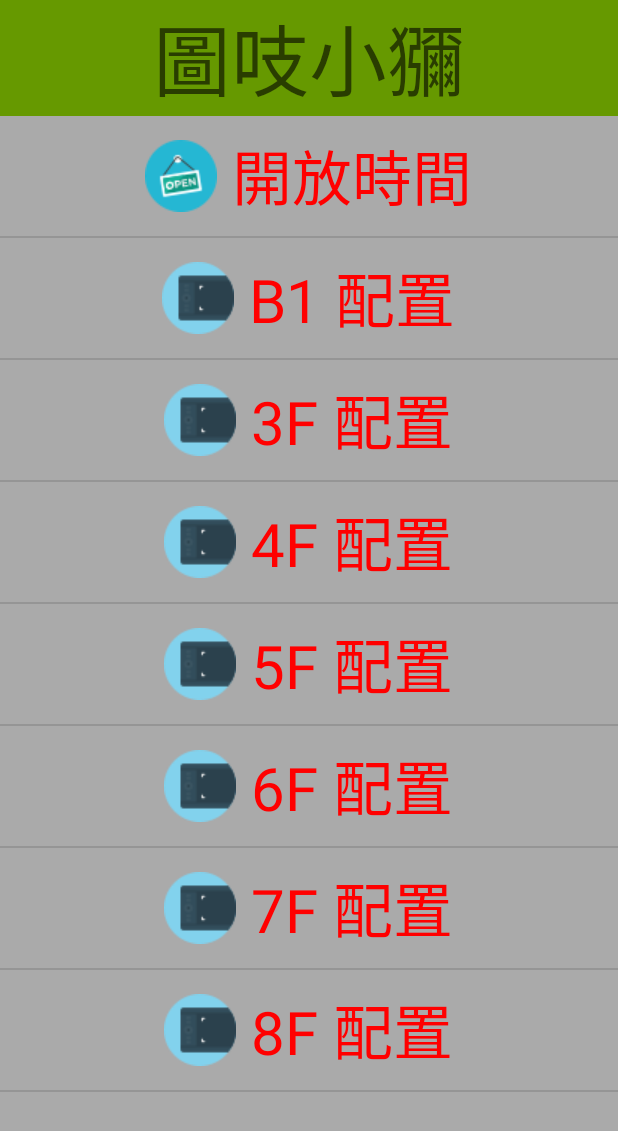
After one commit to kevinsagen47/zenbo-qa-service, an Android app: the FloorLayout screen opened directly, with no data from a screen before it, on a phone screen of 412 x 824 dp. The commit adds this screen. Shown: the top 1131 px of the screen. Run offline under Robolectric (Android 15) with nearby library versions, the phone set to English and light mode, and no system bars; libraries missing offline, so code that uses them is left out: com.asus.robotframework; 2 statements that could not run were skipped.

Commit message:
create floor activity

```diff
--- a/app/build.gradle
+++ b/app/build.gradle
@@ -35,7 +35,8 @@ dependencies {
     androidTestImplementation 'androidx.test.espresso:espresso-core:3.2.0'
     implementation 'com.google.android.material:material:1.1.0'
     implementation 'com.android.support:multidex:1.0.3'
-    implementation files('libs/poishadow-all.jar')
+    /** https://github.com/centic9/poi-on-android/releases */
+    implementation files('libs/poishadow-all-0.6.jar')
     implementation project(':RobotActivityLibrary')
     api files('../ZenboSDK/ZenboSDK.jar')
 }
--- /dev/null
+++ b/app/src/main/java/org/hopto/dklis/zenbo_qa_service/FloorLayout.java
@@ -0,0 +1,367 @@
+package org.hopto.dklis.zenbo_qa_service;
+
+import androidx.appcompat.app.AppCompatActivity;
+
+import android.annotation.SuppressLint;
+import android.content.Intent;
+import android.content.res.Configuration;
+import android.content.res.TypedArray;
+import android.graphics.Color;
+import android.os.Bundle;
+import android.util.Log;
+import android.view.Gravity;
+import android.view.View;
+import android.view.ViewGroup;
+import android.widget.AdapterView;
+import android.widget.LinearLayout;
+import android.widget.ListView;
+import android.widget.SimpleAdapter;
+import android.widget.TextView;
+import android.widget.Toast;
+
+import com.asus.robotframework.API.RobotCallback;
+import com.asus.robotframework.API.RobotCmdState;
+import com.asus.robotframework.API.RobotCommand;
+import com.asus.robotframework.API.RobotErrorCode;
+import com.robot.asus.robotactivity.RobotActivity;
+
+import org.json.JSONObject;
+
+import java.util.ArrayList;
+import java.util.HashMap;
+import java.util.List;
+import java.util.Locale;
+import java.util.Map;
+
+// public class FloorLayout extends AppCompatActivity {
+public class FloorLayout extends RobotActivity {
+    private static final String ITEM_TITLE = "Item title";
+    private static final String ITEM_ICON  = "Item icon";
+
+    // scope......
+    static {
+        System.setProperty(
+                "org.apache.poi.javax.xml.stream.XMLInputFactory",
+                "com.fasterxml.aalto.stax.InputFactoryImpl"
+        );
+        System.setProperty(
+                "org.apache.poi.javax.xml.stream.XMLOutputFactory",
+                "com.fasterxml.aalto.stax.OutputFactoryImpl"
+        );
+        System.setProperty(
+                "org.apache.poi.javax.xml.stream.XMLEventFactory",
+                "com.fasterxml.aalto.stax.EventFactoryImpl"
+        );
+    }
+
+    /**
+     * @param listView      , (Object) 設定 ListView 資訊
+     * @param listviewitems , (String Array) ListView Items 資訊
+     * @param listviewicons , (TypedArray) ListView Icons 資訊
+     * @Param listAdapter   , (Object) 用來管理 ListView 資訊
+     * @oaram font_size     , (float) font size 資訊
+     * @param scale         , (float) Scaled Density 資訊
+     */
+    private ListView listView;
+    private String[] listviewitems;
+    private TypedArray listviewicons;
+    private List<Map<String, Object>> itemList;
+    // private ArrayAdapter listAdapter;
+    private SimpleAdapter listAdapter;
+    private int font_size;
+    private float scale;
+
+    /**
+     * @param lang    , (String) string for language
+     * @param country , (String) string for country
+     * @param title   , (String) string for activity title
+     */
+    private String lang    = "zh";
+    private String country = "TW";
+    private String title   = "";
+
+    @Override
+    protected void onCreate(Bundle savedInstanceState) {
+        super.onCreate(savedInstanceState);
+        setContentView(R.layout.activity_floor);
+
+        this.get_Intent(false);
+        this.Views_Initial(false);
+        this.View_Control(false);
+    }
+
+    /**
+     * 取得 activity 傳遞的參數
+     *  @param toast_disp , (boolean) 使否顯示 toast 資訊 debug 用
+     */
+    private void get_Intent(boolean toast_disp) {
+        Intent intent = getIntent();
+
+        /**
+         * get item information
+         */
+        try {
+            title = intent.getStringExtra("item_name");
+            if (title == null) {
+                title = "";
+            }
+        } catch (Exception e){
+            Log.e("LocaleHelp - item_name", "error "+ e.toString());
+            if (toast_disp) {
+                Toast.makeText(getBaseContext(), "item_name error " + e.toString(), Toast.LENGTH_LONG).show();
+            }
+            title = "";
+        }
+
+        /**
+         * get language information
+         */
+        try {
+            lang = intent.getStringExtra("lang");
+            if (lang == null) {
+                lang = "zh";
+            }
+        } catch (Exception e){
+            Log.e("LocaleHelp - lang", "error "+ e.toString());
+            if (toast_disp) {
+                Toast.makeText(getBaseContext(), "lang error " + e.toString(), Toast.LENGTH_LONG).show();
+            }
+            lang = "zh";
+        }
+
+        /**
+         * get country information
+         */
+        try {
+            country = intent.getStringExtra("country");
+            if (country == null) {
+                country = "zh";
+            }
+        } catch (Exception e){
+            Log.e("LocaleHelp - country", "error "+ e.toString());
+            if (toast_disp) {
+                Toast.makeText(getBaseContext(), "country error " + e.toString(), Toast.LENGTH_LONG).show();
+            }
+            country = "TW";
+        }
+
+        /**
+         * 變更語言選項
+         */
+        Locale locale = new Locale(lang, country);
+        Locale.setDefault(locale);
+        Configuration config = new Configuration();
+        config.locale = locale;
+        getBaseContext().getResources().updateConfiguration(config, getBaseContext().getResources().getDisplayMetrics());
+    }
+
+    /**
+     * 初始化 activiry_main.xml layout 上元件資訊
+     * @param toast_disp , (boolean) 使否顯示 toast 資訊 debug 用
+     */
+    @SuppressLint("ResourceType")
+    private void Views_Initial(boolean toast_disp) {
+
+
+        /**
+         * 取得畫面元件後指定給欄位變數。
+         */
+
+        /**
+         * 抓取 android 系統 Scaled Density 資訊
+         */
+        this.scale = getResources().getDisplayMetrics().scaledDensity;
+
+        // 設定 Activity 的標題
+        TextView textview = (TextView)findViewById(R.id.floor_title);
+        textview.setText(title);
+
+        /**
+         *  從 resource values 讀取 dimens.xml 資料 , 將 dimens sp 數值轉換 pixels
+         *  scale : Scaled Density , 實際的 font pixel size 就是從 dimen 讀到的值 除以 Scaled Density
+         *  參考資料 :
+         *  https://stackoverflow.com/questions/13600802/android-convert-dp-to-float
+         */
+        this.font_size = (int)(getResources().getDimensionPixelSize(R.dimen.activity_items) / this.scale);
+
+        /**
+         * 顯示 Toast 資訊 --> debug 使用
+         */
+        if (toast_disp) {
+            Toast.makeText(getBaseContext(), "font size :" + this.font_size, Toast.LENGTH_LONG).show();
+        }
+
+        /**
+         * 設定 listview 的資訊
+         * (1) 將 resource 的 locale_items array 資訊放入 listviewitems
+         * (2) 將 resource 的 locale_icons array 資訊放入 listviewicons
+         * (3) 將 listView 的 text alignment 設為 center
+         */
+        listView = (ListView)findViewById(R.id.floor_items);
+        listviewitems = getResources().getStringArray(R.array.floor_items);
+        listviewicons = getResources().obtainTypedArray(R.array.floor_icons);
+        listView.setTextAlignment(View.TEXT_ALIGNMENT_CENTER);
+
+        itemList = new ArrayList<Map<String, Object>>();
+        itemList.clear();
+        for (int i = 0; i < listviewitems.length; i += 1) {
+            Map<String, Object> item = new HashMap<String, Object>();
+            item.put(ITEM_TITLE, listviewitems[i]);
+            item.put(ITEM_ICON, listviewicons.getResourceId(i,0));
+            itemList.add(item);
+        }
+
+        /**
+         * 使用 SimpleAdapter 管理 ListView 的資訊
+         * (1) 將 res 內 locale_items 與 locale_icons 的資訊，透過 SimpleAdapter 分別把 text 與 icon 放置
+         *     到 list_view_item 的 layout 內
+         * (2) list_view_item 的 layout 資訊將塞入 ListView 內。
+         */
+        listAdapter = new SimpleAdapter(getBaseContext(), itemList, R.layout.list_view_item, new String[] {ITEM_TITLE, ITEM_ICON}, new int[] {R.id.txtView, R.id.imgView}) {
+            /**
+             * runtime 設定
+             * (1) 變更 textView 的 font size
+             * (2) 將 textView 的 text alignment 設為 center
+             * (3) 設定 text color
+             */
+
+            @Override
+            public View getView(int position, View convertView, ViewGroup parent) {
+                View view = super.getView(position, convertView, parent);
+
+                /**
+                 * runtime 設定
+                 * (1) 變更 textView 的 font size
+                 * (2) 將 textView 的 text alignment 設為 center
+                 * (3) 設定 text color
+                 */
+                TextView textView=(TextView) view.findViewById(R.id.txtView);
+                textView.setTextSize(font_size);
+                textView.setTextAlignment(View.TEXT_ALIGNMENT_CENTER);
+                textView.setTextColor(Color.RED);
+
+                /*
+                ImageView imageView=(ImageView) view.findViewById(R.id.imgView);
+                imageView.setTextAlignment(View.TEXT_ALIGNMENT_CENTER);
+                */
+
+                LinearLayout layout = (LinearLayout) view.findViewById(R.id.layout_items);
+                layout.setGravity(Gravity.CENTER|Gravity.CENTER_HORIZONTAL|Gravity.CENTER_VERTICAL);
+
+                return view;
+            }
+
+
+
+        };
+        listView.setAdapter(listAdapter);
+
+    }
+
+    /**
+     * 宣告或建立 UI object 需要的監聽物件，並執行所有需要的註冊工作。
+     * @param toast_disp , (boolean) 使否顯示 toast 資訊 debug 用
+     */
+    private void View_Control(boolean toast_disp) {
+        try {
+            // 點擊ListView事件
+            listView.setOnItemClickListener(onClickListView);
+        }  catch (Exception e) {
+            Log.e("aaa", "error "+ e.toString());
+            if (toast_disp) {
+                Toast.makeText(getBaseContext(), "error " + e.toString(), Toast.LENGTH_LONG).show();
+            }
+        }
+    }
+
+    /**
+     * 點擊ListView事件Method
+     */
+    private AdapterView.OnItemClickListener onClickListView = new AdapterView.OnItemClickListener() {
+        @Override
+        public void onItemClick(AdapterView<?> parent, View view, int position, long id) {
+            Intent intent;
+            TextView v = (TextView) view.findViewById(R.id.txtView);
+
+            /*switch (position) {
+                case 1: {
+                    lang    = "en";
+                    country = "US";
+                }  break;
+                case 0:
+                default: {
+                    lang    = "zh";
+                    country = "TW";
+                }  break;
+            }
+
+            intent = new Intent(getApplicationContext(), MainActivity.class);
+
+            intent.putExtra("pos", position);
+            intent.putExtra("item_name", v.getText().toString());
+            intent.putExtra("lang", lang);
+            intent.putExtra("country", country);
+
+            startActivity(intent);*/
+
+            Toast.makeText(getBaseContext(), "點選第 "+position+" 個 \n內容："+v.getText().toString(), Toast.LENGTH_LONG).show();
+        }
+    };
+
+    public static RobotCallback robotCallback = new RobotCallback() {
+        @Override
+        public void onResult(int cmd, int serial, RobotErrorCode err_code, Bundle result) {
+            super.onResult(cmd, serial, err_code, result);
+            Log.d("RobotDevSample", "onResult:"
+                    + RobotCommand.getRobotCommand(cmd).name()
+                    + ", serial:" + serial + ", err_code:" + err_code
+                    + ", result:" + result.getString("RESULT"));
+        }
+
+        @Override
+        public void onStateChange(int cmd, int serial, RobotErrorCode err_code, RobotCmdState state) {
+            super.onStateChange(cmd, serial, err_code, state);
+        }
+
+        @Override
+        public void initComplete() {
+            super.initComplete();
+
+        }
+    };
+
+    public static RobotCallback.Listen robotListenCallback = new RobotCallback.Listen() {
+        @Override
+        public void onFinishRegister() {
+
+        }
+
+        @Override
+        public void onVoiceDetect(JSONObject jsonObject) {
+
+        }
+
+        @Override
+        public void onSpeakComplete(String s, String s1) {
+            Log.d("RobotDevSample", "speak Complete");
+        }
+
+        @Override
+        public void onEventUserUtterance(JSONObject jsonObject) {
+
+        }
+
+        @Override
+        public void onResult(JSONObject jsonObject) {
+        }
+
+        @Override
+        public void onRetry(JSONObject jsonObject) {
+
+        }
+    };
+
+    public FloorLayout() {
+        super(robotCallback, robotListenCallback);
+    }
+}
--- /dev/null
+++ b/app/src/main/res/layout/activity_floor.xml
@@ -0,0 +1,42 @@
+<?xml version="1.0" encoding="utf-8"?>
+<androidx.constraintlayout.widget.ConstraintLayout xmlns:android="http://schemas.android.com/apk/res/android"
+    xmlns:app="http://schemas.android.com/apk/res-auto"
+    xmlns:tools="http://schemas.android.com/tools"
+    android:layout_width="match_parent"
+    android:layout_height="match_parent"
+    tools:context=".FloorLayout">
+
+
+    <LinearLayout
+        android:id="@+id/linear_main"
+        android:layout_width="match_parent"
+        android:layout_height="match_parent"
+        android:orientation="vertical"
+        tools:layout_editor_absoluteX="16dp"
+        tools:layout_editor_absoluteY="16dp">
+
+        <TextView
+            android:id="@+id/floor_title"
+            style="@style/Widget.Support.CoordinatorLayout"
+            android:layout_width="match_parent"
+            android:layout_height="wrap_content"
+            android:background="@android:color/holo_green_dark"
+            android:hint="@string/app_name"
+            android:text="@string/main_title"
+            android:textAlignment="center"
+            android:textColor="@android:color/background_light"
+            android:textColorHighlight="@android:color/holo_orange_dark"
+            android:textColorLink="@android:color/holo_red_light"
+            android:textSize="@dimen/activity_title" />
+
+        <ListView
+            android:id="@+id/floor_items"
+            style="@android:style/Widget.Material.ListView"
+            android:layout_width="match_parent"
+            android:layout_height="match_parent"
+            android:background="@android:color/darker_gray"
+            android:dividerHeight="1sp" />
+
+    </LinearLayout>
+
+</androidx.constraintlayout.widget.ConstraintLayout>
--- a/app/src/main/res/layout/activity_locale.xml
+++ b/app/src/main/res/layout/activity_locale.xml
@@ -22,7 +22,7 @@
             android:layout_height="wrap_content"
             android:background="@android:color/holo_green_dark"
             android:hint="@string/app_name"
-            android:text="@string/locale_title"
+            android:text=""
             android:textAlignment="center"
             android:textColor="@android:color/background_light"
             android:textColorHighlight="@android:color/holo_orange_dark"
--- a/app/src/main/res/values/strings.xml
+++ b/app/src/main/res/values/strings.xml
@@ -7,8 +7,8 @@
 
     <!-- main activity items -->
     <string-array name="main_items">
-        <item>常用問題</item>
-        <item>問題服務</item>
+        <item>常見問題</item>
+        <item>樓層介紹</item>
         <item>服務導覽</item>
         <item>館藏查詢</item>
         <item>資料庫查詢</item>
@@ -27,8 +27,29 @@
         <item>@drawable/icon_setting</item>
     </string-array>
 
-    <!-- localehelp activity title -->
-    <string name="locale_title">設定</string>
+    <!-- floor activity items -->
+    <string-array name="floor_items">
+        <item>開放時間</item>
+        <item>B1 配置</item>
+        <item>3F 配置</item>
+        <item>4F 配置</item>
+        <item>5F 配置</item>
+        <item>6F 配置</item>
+        <item>7F 配置</item>
+        <item>8F 配置</item>
+    </string-array>
+
+    <!-- floor activity items -->
+    <string-array name="floor_icons">
+        <item>@drawable/icon_open</item>
+        <item>@drawable/icon_layout_0</item>
+        <item>@drawable/icon_layout_0</item>
+        <item>@drawable/icon_layout_0</item>
+        <item>@drawable/icon_layout_0</item>
+        <item>@drawable/icon_layout_0</item>
+        <item>@drawable/icon_layout_0</item>
+        <item>@drawable/icon_layout_0</item>
+    </string-array>
 
     <!-- localehelp activity items -->
     <string-array name="locale_items">
```
Also changed, not shown: app/src/main/AndroidManifest.xml (+7 -5 lines), app/src/main/java/org/hopto/dklis/zenbo_qa_service/LocaleHelp.java (+19 -1 lines), app/src/main/java/org/hopto/dklis/zenbo_qa_service/MainActivity.java (+7 -0 lines), app/src/main/res/drawable/LIS_3F.jpg (added), app/src/main/res/drawable/LIS_4F.jpg (added), app/src/main/res/drawable/LIS_5F.jpg (added), app/src/main/res/drawable/LIS_6F.jpg (added), app/src/main/res/drawable/LIS_7F.jpg (added), app/src/main/res/drawable/LIS_8F.jpg (added), app/src/main/res/drawable/icon_layout_0.png (added), app/src/main/res/drawable/icon_layout_1.png (added), app/src/main/res/drawable/icon_open.png (added), 5 other files.
